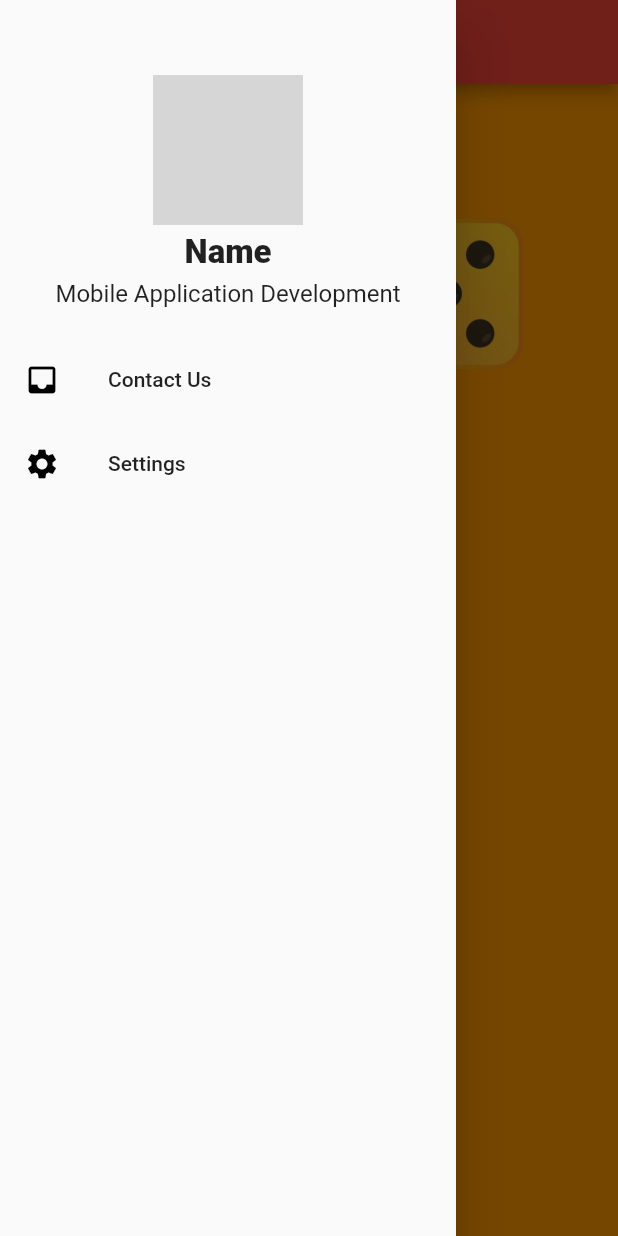
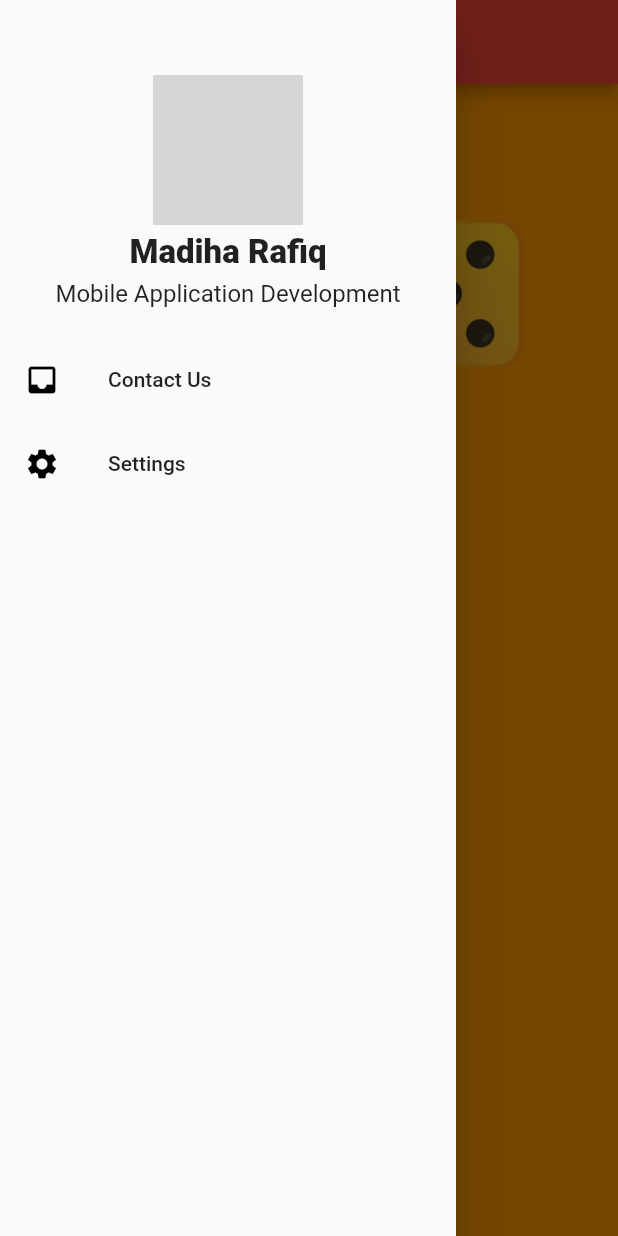
Before and after one commit to madiharafiq/sp17-BCS-020, a Flutter app: the Dicepage screen opened directly, with the side drawer open, on a phone screen of 412 x 824 dp. Run offline on Flutter 3.47's test engine with Material 2 defaults, Android fonts, the phone set to English and light mode, and no system bars; project files that could hold a hidden picture were left out; grey boxes are pictures that could not be loaded.

```diff
--- a/my_dice_app/lib/navigationbar.dart
+++ b/my_dice_app/lib/navigationbar.dart
@@ -22,7 +22,7 @@ class navigationbar extends StatelessWidget {
                 height: 5.0,
               ),
               Text(
-                "Name",
+                "Madiha Rafiq",
                 style: TextStyle(
                   fontSize: 22.0,
                   fontWeight: FontWeight.w800,
--- a/my_dice_app/lib/simplelevel.dart
+++ b/my_dice_app/lib/simplelevel.dart
@@ -135,7 +135,8 @@ class _DicepageState extends State<Dicepage> {
               Padding(
                 padding: const EdgeInsets.only(top: 20),
                 child: RaisedButton(
-                  child: Text('Exit Game'),
+                  color: Colors.red,
+                  child: Text('Exit Game',),
                   onPressed: () {
                     exit(0);
                   },
--- a/my_dice_app/lib/splashscreen.dart
+++ b/my_dice_app/lib/splashscreen.dart
@@ -32,7 +32,7 @@ class _splashscreenState extends State<splashscreen> {
             backgroundImage: AssetImage('images/maf.jpg'),
           ),
           Text(
-            'Name',
+            'Madiha Rafiq',
             style: TextStyle(
               fontFamily: 'Pacifico',
               fontSize: 40.0,
```
Also changed, not shown: 5 other files.
